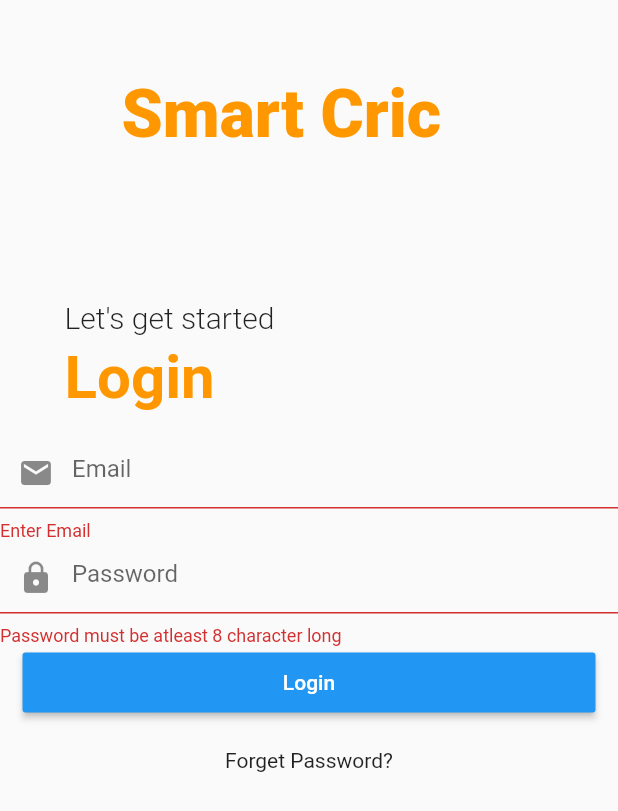
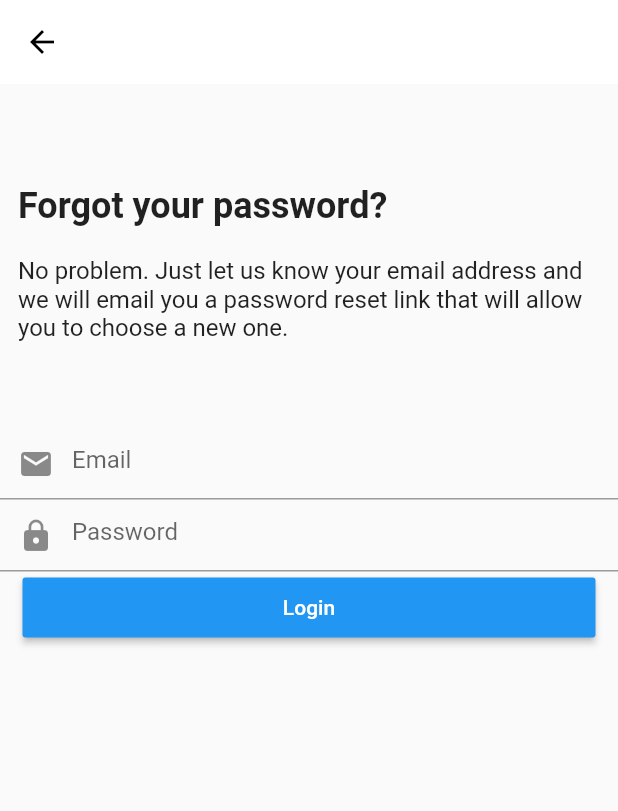
Before and after one commit to ErPrabin/smartcric-mobile-, a Flutter app: the screen it shows after launch, after a tap on "Login", after a tap on "Forget Password?", on a phone screen of 412 x 824 dp. Shown: the top 811 px of the screen. Run offline on Flutter 3.47's test engine with Material 2 defaults, Android fonts, the light colour scheme and no system bars; our stand-ins replace get, shared_preferences.

Commit message:
forget password page done

```diff
--- a/lib/main.dart
+++ b/lib/main.dart
@@ -3,6 +3,7 @@
 import 'package:flutter/material.dart';
 import 'package:shared_preferences/shared_preferences.dart';
 import 'package:provider/provider.dart';
+import 'package:smartcric/view/forgetpassword/forgetpassword.dart';
 import 'package:smartcric/wrapper.dart';
 
 void main() {
@@ -42,6 +43,7 @@
           initialRoute: '/',
           routes: {
             '/': (context) => Wrapper(),
+            '/forgetpassword': (context) => ForgetPassword(),
             // '/food_detail': (context) => FoodDetail(),
             // '/cartpage': (context) => CartPage(),
 
--- a/lib/view/auth/login.dart
+++ b/lib/view/auth/login.dart
@@ -139,6 +139,8 @@
                               child: Text('Forget Password?'),
                               onTap: () {
                                 print('forget password');
+                                Navigator.of(context)
+                                    .pushNamed('/forgetpassword');
                               },
                             )
                           ],
--- /dev/null
+++ b/lib/view/forgetpassword/forgetpassword.dart
@@ -0,0 +1,139 @@
+import 'package:flutter/material.dart';
+import 'package:get/get.dart';
+
+class ForgetPassword extends StatefulWidget {
+  // const ForgetPassword({ Key ? key }) : super(key: key);
+
+  @override
+  _ForgetPasswordState createState() => _ForgetPasswordState();
+}
+
+class _ForgetPasswordState extends State<ForgetPassword> {
+  final _formKey = GlobalKey<FormState>();
+
+  String email;
+
+  String password;
+
+  @override
+  Widget build(BuildContext context) {
+    return SafeArea(
+      child: Scaffold(
+        appBar: AppBar(
+          elevation: 0,
+          leading: IconButton(
+            icon: Icon(
+              Icons.arrow_back,
+            ),
+            onPressed: () {
+              Navigator.pop(context);
+            },
+          ),
+        ),
+        body: Container(
+            child: Column(
+          crossAxisAlignment: CrossAxisAlignment.start,
+          children: [
+            Center(
+              child: Column(
+                children: [
+                  SizedBox(height: 50),
+
+                  SizedBox(height: 5),
+                  Padding(
+                    padding: const EdgeInsets.all(12.0),
+                    child: Container(
+                      height: 150,
+                      child: Center(
+                        child: Column(
+                          crossAxisAlignment: CrossAxisAlignment.start,
+                          children: [
+                            Text(
+                              'Forgot your password?',
+                              style: TextStyle(
+                                  fontSize: 24, fontWeight: FontWeight.bold),
+                            ),
+                            SizedBox(
+                              height: 20,
+                            ),
+                            Text(
+                              'No problem. Just let us know your email address and we will email you a password reset link that will allow you to choose a new one.',
+                              style: TextStyle(fontSize: 16),
+                            ),
+                          ],
+                        ),
+                      ),
+                    ),
+                  ),
+
+                  // Container(
+                  //   child: Text((() {
+                  //     if (loginerror.loginerror == null) {
+                  //       return '';
+                  //     } else {
+                  //       return loginerror.loginerror.error;
+                  //     }
+                  //   }())),
+                  // ),
+                  Container(
+                    child: Form(
+                      key: _formKey,
+                      child: Column(
+                        children: <Widget>[
+                          TextFormField(
+                            decoration: InputDecoration(
+                              prefixIcon: Icon(Icons.email),
+                              hintText: 'Email',
+                            ),
+                            validator: (val) =>
+                                val.isEmpty ? 'Enter Email' : null,
+                            onChanged: (val) {
+                              setState(() => email = val);
+                            },
+                          ),
+                          TextFormField(
+                            decoration: InputDecoration(
+                              prefixIcon: Icon(Icons.lock),
+                              hintText: 'Password',
+                            ),
+                            obscureText: true,
+                            validator: (val) => val.length < 8
+                                ? 'Password must be atleast 8 character long'
+                                : null,
+                            onChanged: (val) {
+                              setState(() => password = val);
+                            },
+                          ),
+                          RaisedButton(
+                              // elevation: 0.0,
+                              child: Container(
+                                width: 350,
+                                height: 40.0,
+                                child: Center(
+                                  child: Text(
+                                    "Login",
+                                    style: TextStyle(color: Colors.white),
+                                  ),
+                                ),
+                              ),
+                              color: Colors.blue,
+                              onPressed: () async {
+                                if (_formKey.currentState.validate()) {
+                                  // AuthController().login(email,password);
+                                  // userp.login('prabin');
+                                  // userp.login(email, password);
+                                }
+                              }),
+                        ],
+                      ),
+                    ),
+                  )
+                ],
+              ),
+            ),
+          ],
+        )),
+      ),
+    );
+  }
+}
```
